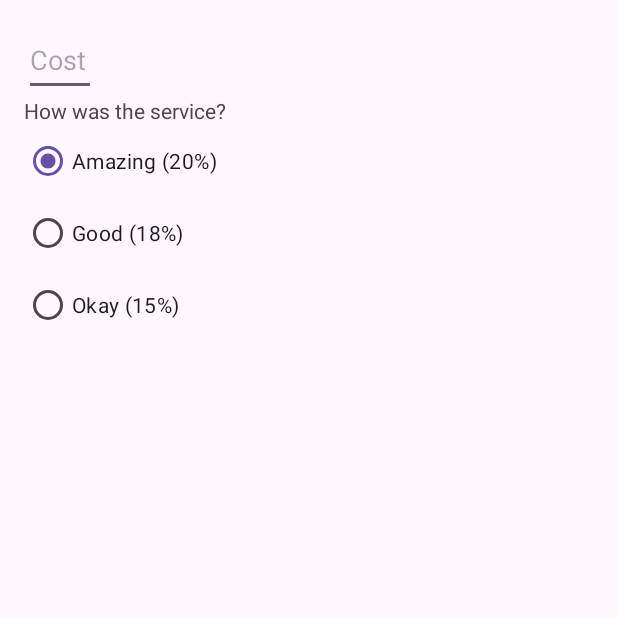
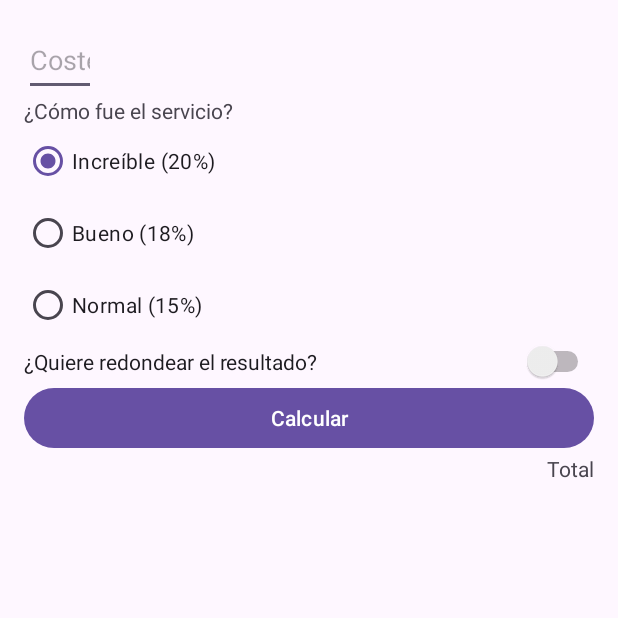
Before and after one commit to LuciaES24/Ejer2PropinasAndroidStudio, an Android app: the screen it shows after launch (MainActivity), on a phone screen of 412 x 824 dp, the top half of it. Run offline under Robolectric (Android 15) with nearby library versions, the phone set to English and light mode, and no system bars.

Commit message:
Ejercicio propina terminado

```diff
--- a/app/src/main/res/layout/activity_main.xml
+++ b/app/src/main/res/layout/activity_main.xml
@@ -11,46 +11,71 @@
         android:id="@+id/first_input"
         android:layout_width="48dp"
         android:layout_height="48dp"
+        android:hint="@string/coste_editText"
         android:inputType="numberDecimal"
-        app:layout_constraintTop_toTopOf="parent"
         app:layout_constraintStart_toStartOf="parent"
-        android:hint="@string/txt_firstInput">
-    </EditText>
+        app:layout_constraintTop_toTopOf="parent"></EditText>
 
     <TextView
         android:id="@+id/firstTextView"
         android:layout_width="wrap_content"
         android:layout_height="wrap_content"
-        android:text="@string/txt_how_was_the_service"
+        android:text="@string/servicio_pregunta"
         app:layout_constraintStart_toStartOf="parent"
-        app:layout_constraintTop_toBottomOf="@id/first_input">
-    </TextView>
+        app:layout_constraintTop_toBottomOf="@id/first_input"></TextView>
 
     <RadioGroup
         android:id="@+id/firstRadioGroup"
-        android:checkedButton="@id/firstButton"
         android:layout_width="wrap_content"
         android:layout_height="wrap_content"
-        app:layout_constraintTop_toBottomOf="@id/firstTextView"
+        android:checkedButton="@id/firstButton"
+        android:orientation="vertical"
         app:layout_constraintStart_toStartOf="parent"
-        android:orientation="vertical">
+        app:layout_constraintTop_toBottomOf="@id/firstTextView">
 
         <RadioButton
             android:id="@+id/firstButton"
             android:layout_width="wrap_content"
             android:layout_height="wrap_content"
-            android:text="@string/txt_firstButton" />
+            android:text="@string/increible_button"></RadioButton>
 
         <RadioButton
             android:id="@+id/secondButton"
             android:layout_width="wrap_content"
             android:layout_height="wrap_content"
-            android:text="@string/txt_secondButton" />
+            android:text="@string/bueno_button"></RadioButton>
 
         <RadioButton
             android:id="@+id/thirdButton"
             android:layout_width="wrap_content"
             android:layout_height="wrap_content"
-            android:text="@string/txt_thirdButton" />
+            android:text="@string/normal_button"></RadioButton>
     </RadioGroup>
+
+    <Switch
+        android:id="@+id/firstSwitch"
+        android:layout_width="0dp"
+        android:layout_height="wrap_content"
+        android:text="@string/redondear_pregunta"
+        app:layout_constraintEnd_toEndOf="parent"
+        app:layout_constraintStart_toStartOf="@id/firstRadioGroup"
+        app:layout_constraintTop_toBottomOf="@id/firstRadioGroup"></Switch>
+
+    <Button
+        android:id="@+id/buttonCalculate"
+        android:layout_width="0dp"
+        android:layout_height="wrap_content"
+        android:text="@string/boton_calcular"
+        app:layout_constraintEnd_toEndOf="parent"
+        app:layout_constraintStart_toStartOf="parent"
+        app:layout_constraintTop_toBottomOf="@id/firstSwitch"></Button>
+
+    <TextView
+        android:id="@+id/resultado"
+        android:layout_width="wrap_content"
+        android:layout_height="wrap_content"
+        android:text="@string/total"
+        app:layout_constraintEnd_toEndOf="parent"
+        app:layout_constraintTop_toBottomOf="@id/buttonCalculate"></TextView>
+
 </androidx.constraintlayout.widget.ConstraintLayout>
--- a/app/src/main/res/values/strings.xml
+++ b/app/src/main/res/values/strings.xml
@@ -1,8 +1,11 @@
 <resources>
     <string name="app_name">Ejer2Propinas</string>
-    <string name="txt_how_was_the_service">How was the service?</string>
-    <string name="txt_firstButton">Amazing (20%)</string>
-    <string name="txt_secondButton">Good (18%)</string>
-    <string name="txt_thirdButton">Okay (15%)</string>
-    <string name="txt_firstInput">Cost of service</string>
+    <string name="total">Total</string>
+    <string name="boton_calcular">Calcular</string>
+    <string name="coste_editText">Coste del servicio</string>
+    <string name="increible_button">Increíble (20%)</string>
+    <string name="bueno_button">Bueno (18%)</string>
+    <string name="normal_button">Normal (15%)</string>
+    <string name="redondear_pregunta">¿Quiere redondear el resultado?</string>
+    <string name="servicio_pregunta">¿Cómo fue el servicio?</string>
 </resources>
```
